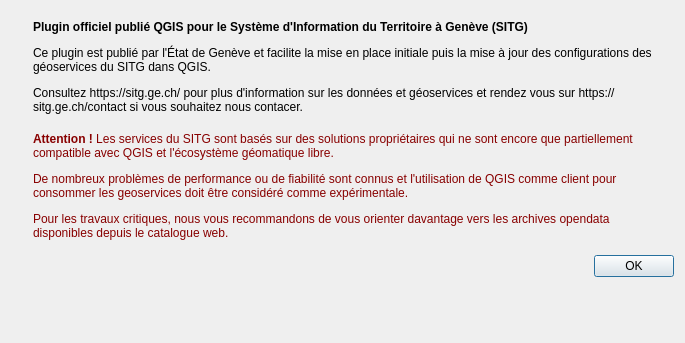
This is qsitg/qsitg_dialog_base.ui in republique-et-canton-de-geneve/sitg-qgis-plugin as Qt 5 draws it before an edit. The edited form follows.
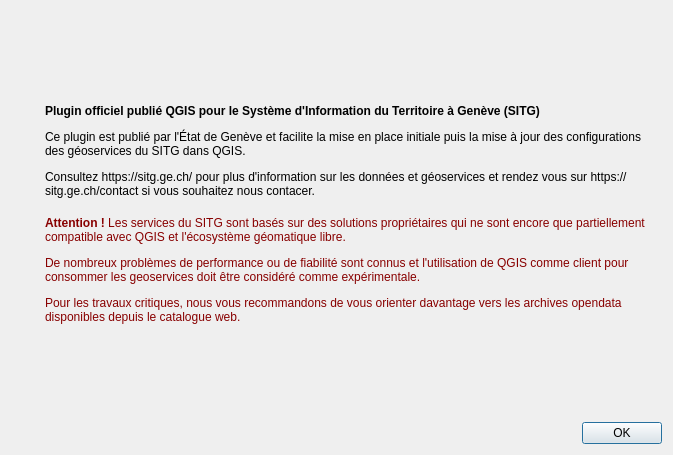
This is the edited form. Icons and pictures are not drawn.

```diff
--- a/qsitg/qsitg_dialog_base.ui
+++ b/qsitg/qsitg_dialog_base.ui
@@ -6,20 +6,36 @@
    <rect>
     <x>0</x>
     <y>0</y>
-    <width>685</width>
-    <height>343</height>
+    <width>673</width>
+    <height>455</height>
    </rect>
   </property>
   <property name="windowTitle">
    <string>qSITG</string>
   </property>
   <layout class="QFormLayout" name="formLayout">
+   <property name="horizontalSpacing">
+    <number>18</number>
+   </property>
    <item row="0" column="1">
     <widget class="QWidget" name="widget" native="true">
      <layout class="QVBoxLayout" name="verticalLayout">
       <property name="spacing">
        <number>18</number>
       </property>
+      <item>
+       <spacer name="verticalSpacer_2">
+        <property name="orientation">
+         <enum>Qt::Vertical</enum>
+        </property>
+        <property name="sizeHint" stdset="0">
+         <size>
+          <width>20</width>
+          <height>40</height>
+         </size>
+        </property>
+       </spacer>
+      </item>
       <item>
        <widget class="QLabel" name="label">
         <property name="text">
@@ -43,6 +59,19 @@
         </property>
        </widget>
       </item>
+      <item>
+       <spacer name="verticalSpacer">
+        <property name="orientation">
+         <enum>Qt::Vertical</enum>
+        </property>
+        <property name="sizeHint" stdset="0">
+         <size>
+          <width>20</width>
+          <height>40</height>
+         </size>
+        </property>
+       </spacer>
+      </item>
      </layout>
     </widget>
    </item>
```
Left out of the diff: 2 changed lines with no effect on the pictures.
